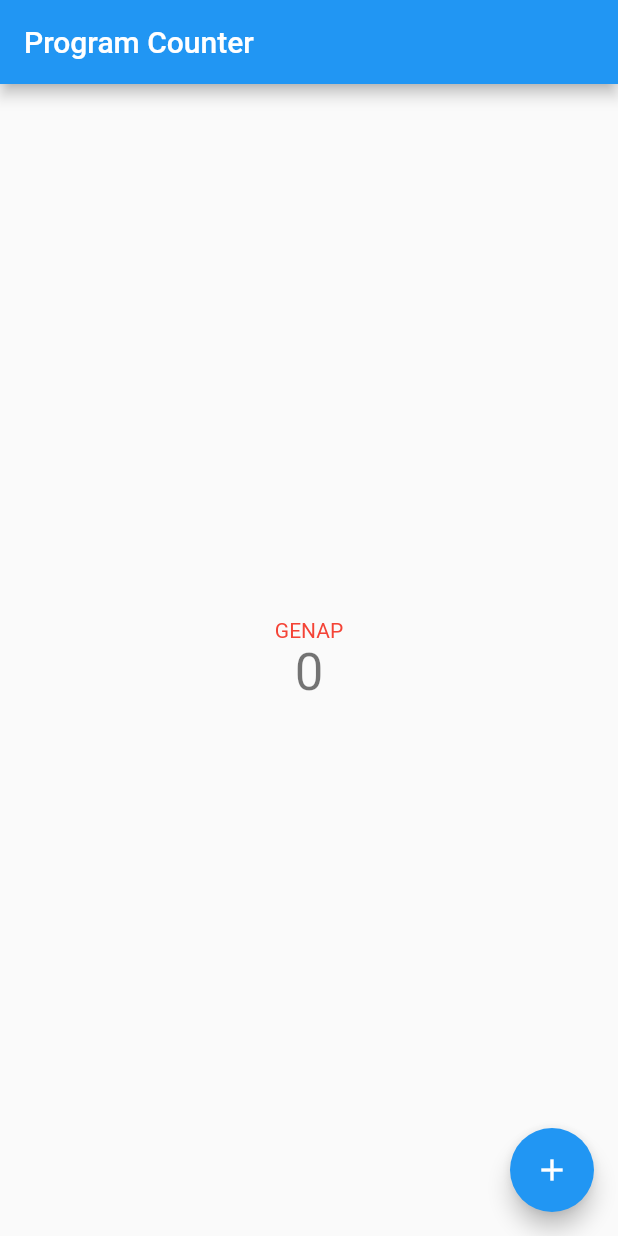
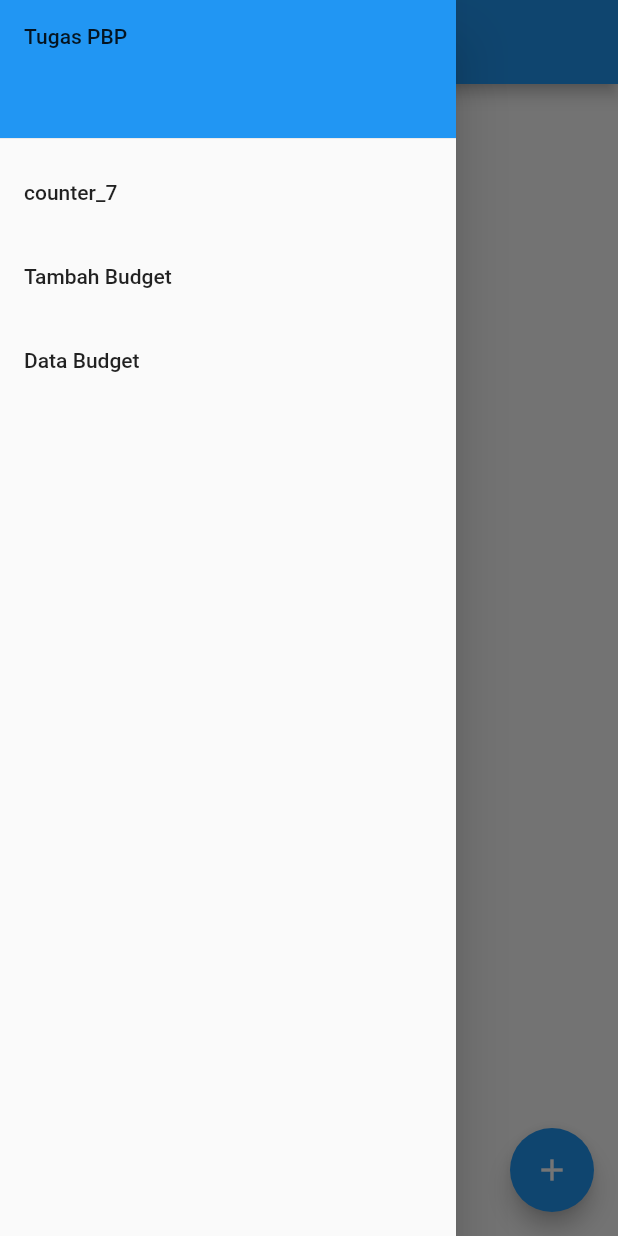
Before and after one commit to salsabiellalp/pbp-flutter-lab, a Flutter app: the screen it shows after launch, with the side drawer open (before the commit the screen has no drawer), on a phone screen of 412 x 824 dp. Run offline on Flutter 3.47's test engine with Material 2 defaults, Android fonts, the phone set to English and light mode, and no system bars.

Commit message:
tugas 8 finally done

```diff
--- /dev/null
+++ b/counter_7/lib/drawer.dart
@@ -0,0 +1,64 @@
+import 'package:flutter/material.dart';
+import 'package:counter_7/main.dart';
+import 'package:counter_7/form.dart';
+import 'package:counter_7/dataBudget.dart';
+import 'package:counter_7/models.dart';
+
+class MyDrawer extends StatefulWidget {
+  const MyDrawer({super.key});
+
+  @override
+  State<MyDrawer> createState() => _MyDrawerState();
+}
+
+class _MyDrawerState extends State<MyDrawer> {
+  @override
+  Widget build(BuildContext context) {
+    return Drawer(
+      child: ListView(
+        padding: EdgeInsets.zero,
+        children: <Widget>[
+          const SizedBox(
+            height: 100,
+            child: DrawerHeader(
+              decoration: BoxDecoration(
+                color: Colors.blue,
+              ),
+              child: Text('Tugas PBP'),
+            ),
+          ),
+          ListTile(
+            title: const Text('counter_7'),
+            onTap: () {
+              Navigator.pushReplacement(
+                context,
+                MaterialPageRoute(
+                    builder: (context) => const MyHomePage(
+                          title: 'Program Counter',
+                        )),
+              );
+            },
+          ),
+          ListTile(
+            title: const Text('Tambah Budget'),
+            onTap: () {
+              Navigator.push(
+                context,
+                MaterialPageRoute(builder: (context) => const BudgetForm()),
+              );
+            },
+          ),
+          ListTile(
+            title: const Text('Data Budget'),
+            onTap: () {
+              Navigator.pushReplacement(
+                context,
+                MaterialPageRoute(builder: (context) => const BudgetData()),
+              );
+            },
+          ),
+        ],
+      ),
+    );
+  }
+}
--- a/counter_7/lib/main.dart
+++ b/counter_7/lib/main.dart
@@ -1,4 +1,7 @@
 import 'package:flutter/material.dart';
+import 'package:counter_7/drawer.dart';
+import 'package:counter_7/dataBudget.dart';
+import 'package:counter_7/form.dart';
 
 void main() {
   runApp(const MyApp());
@@ -82,6 +85,7 @@ class _MyHomePageState extends State<MyHomePage> {
         // the App.build method, and use it to set our appbar title.
         title: Text(widget.title),
       ),
+      drawer: MyDrawer(),
       body: Center(
         // Center is a layout widget. It takes a single child and positions it
         // in the middle of the parent.
--- /dev/null
+++ b/counter_7/lib/models.dart
@@ -0,0 +1,13 @@
+class Budget {
+  static List<Budget> budgetList = [];
+  String title;
+  int nominal;
+  String type;
+  DateTime date;
+
+  Budget(this.title, this.nominal, this.type, this.date);
+
+  static void addBudget(Budget budget) {
+    budgetList.add(budget);
+  }
+}
```
Also changed, not shown: counter_7/lib/dataBudget.dart (added, +65 -0 lines), counter_7/lib/form.dart (added, +240 -0 lines).
